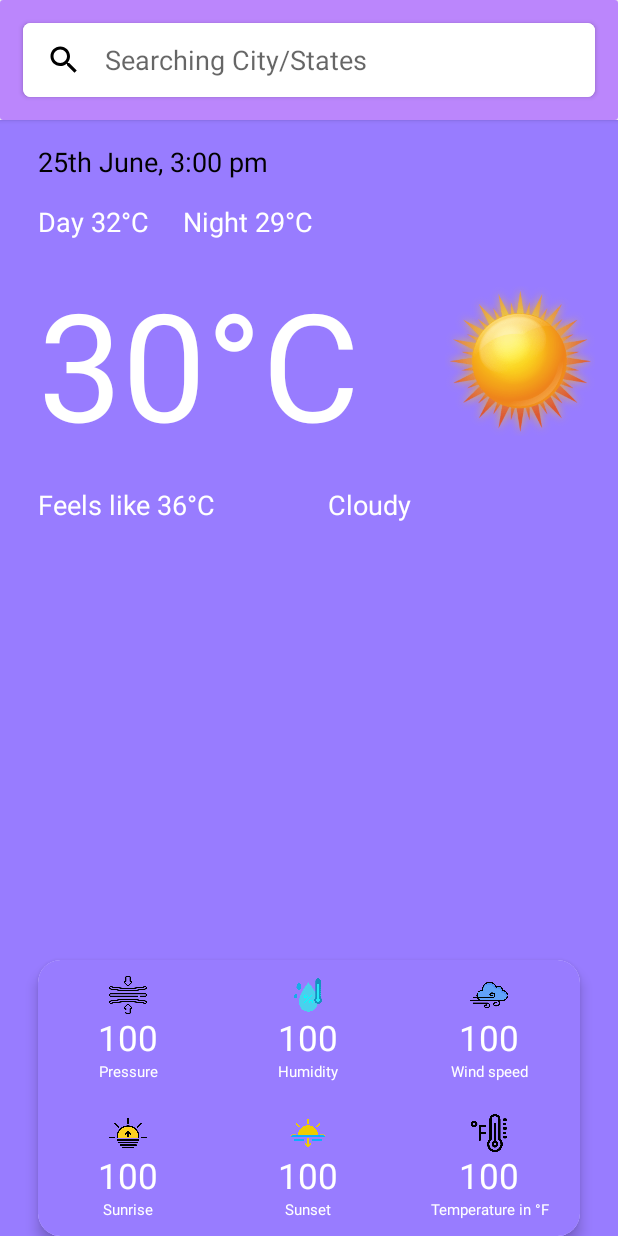
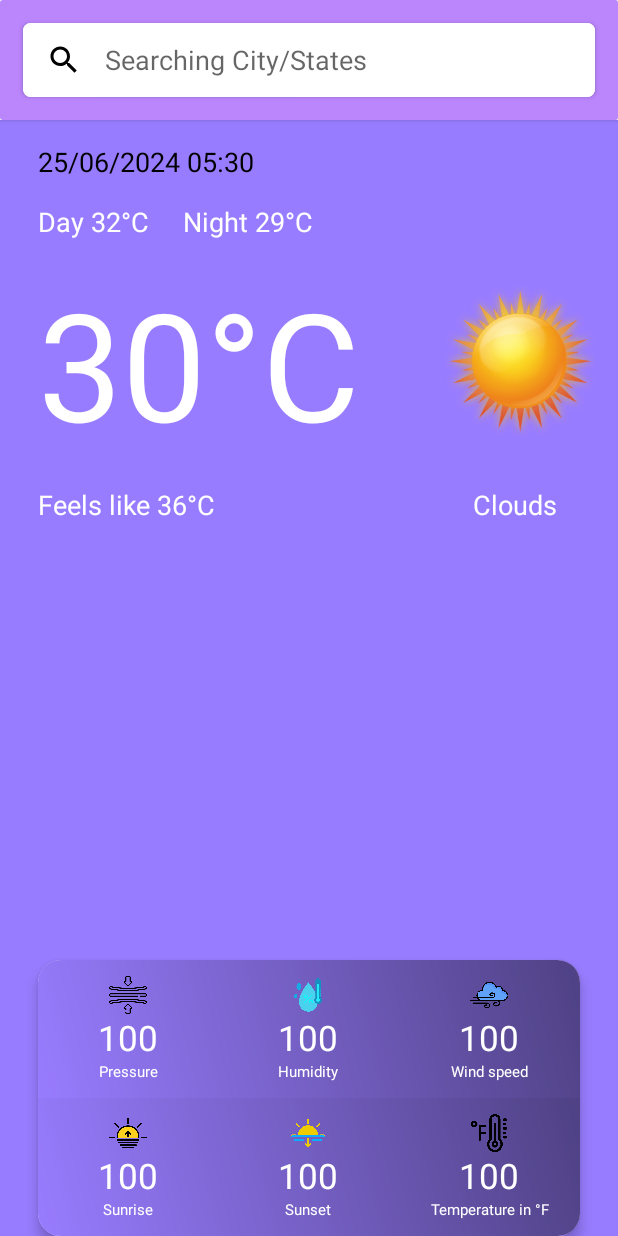
Before and after one commit to 1948dj942/21521790_Weather_App_Mobile_Final_Project_BCU, an Android app: the screen it shows after launch (MainActivity), on a phone screen of 412 x 824 dp. Run offline under Robolectric (Android 15) with nearby library versions, the phone set to English and light mode, and no system bars; our stand-ins replace data binding; 4 statements that could not run were skipped.

Commit message:
MainActivity.kt

```diff
--- a/app/src/main/res/layout/activity_main.xml
+++ b/app/src/main/res/layout/activity_main.xml
@@ -1,8 +1,8 @@
 <?xml version="1.0" encoding="utf-8" ?>
 <layout xmlns:android="http://schemas.android.com/apk/res/android"
     xmlns:app="http://schemas.android.com/apk/res-auto"
-    xmlns:tools="http://schemas.android.com/tools">
-
+    xmlns:tools="http://schemas.android.com/tools"
+    >
     <RelativeLayout
         android:layout_width="match_parent"
         android:layout_height="match_parent"
@@ -12,7 +12,7 @@
             android:layout_width="wrap_content"
             android:layout_height="wrap_content"
             android:id="@+id/pb_loading"
-            android:visibility="gone"
+            android:visibility="visible"
             android:layout_centerInParent="true"/>
 
         <RelativeLayout
@@ -43,6 +43,7 @@
                             android:layout_width="match_parent"
                             android:layout_height="match_parent"
                             android:id="@+id/et_get_city_name"
+                            android:autofillHints=""
                             android:hint="@string/search_places"
                             android:drawableStart="@drawable/ic_baseline_search_24"
                             android:drawablePadding="@dimen/padding_large"
@@ -115,30 +116,6 @@
                                 android:textSize="@dimen/text_large"
                                 android:text="@string/night"/>
 
-                            <!--
-                                                     <TextView
-                                                         android:layout_width="match_parent"
-                                                         android:layout_height="wrap_content"
-                                                         android:id="@+id/tv_latitude"
-                                                         android:layout_weight="3"
-                                                         android:text="Latitude: "
-                                                         android:textColor="@color/black"
-                                                         android:padding="@dimen/padding_large"
-                                                         android:textSize="@dimen/text_large">
-                                                     </TextView>
-
-                                                     <TextView
-                                                         android:layout_width="match_parent"
-                                                         android:layout_height="wrap_content"
-                                                         android:id="@+id/tv_longitude"
-                                                         android:layout_weight="3"
-                                                         android:text="Longitude: "
-                                                         android:textColor="@color/black"
-                                                         android:padding="@dimen/padding_large"
-                                                         android:textSize="@dimen/text_large">
-                                                     </TextView>
-                            --> <!--testing location request-->
-
                         </LinearLayout><!--. max and min temp-->
 
                         <LinearLayout
@@ -146,6 +123,7 @@
                             android:layout_height="wrap_content"
                             android:layout_marginTop="@dimen/padding_large"
                             android:orientation="horizontal">
+
 
                             <TextView
                                 android:layout_width="0dp"
@@ -187,7 +165,7 @@
                                 android:layout_width="match_parent"
                                 android:layout_height="wrap_content"
                                 android:id="@+id/tv_weather_status"
-                                android:layout_weight="1"
+                                android:layout_weight="3"
                                 android:textColor="@color/white"
                                 android:textSize="@dimen/text_large"
                                 android:text="@string/weather_status"/>
@@ -220,7 +198,7 @@
                             android:layout_height="wrap_content"
                             android:id="@+id/ll_main_bg_above"
                             android:layout_marginTop="0dp"
-                            android:background="@color/snow"
+                            android:background="@drawable/snow_bg"
                             android:orientation="horizontal">
 
                             <RelativeLayout
@@ -349,7 +327,7 @@
                             android:layout_height="wrap_content"
                             android:id="@+id/ll_main_bg_below"
                             android:layout_marginTop="0dp"
-                            android:background="@color/snow"
+                            android:background="@drawable/snow_bg"
                             android:orientation="horizontal">
 
                             <RelativeLayout
--- a/app/src/main/res/values/strings.xml
+++ b/app/src/main/res/values/strings.xml
@@ -2,7 +2,7 @@
     <string name="app_name">21521790_Weather_App_Mobile_Final_Project_BCU</string>
 
     <string name="search_places">Searching City/States</string>
-    <string name="date">25th June, 3:00 pm</string>
+    <string name="date">25/06/2024 05:30</string>
     <string name="default_numbers">100</string>
     <string name="pressure">Pressure</string>
     <string name="max_temp">Max temperature</string>
@@ -14,7 +14,7 @@
     <string name="night">Night 29°C</string>
     <string name="main_temp">30°C</string>
     <string name="feels_alike">Feels like 36°C</string>
-    <string name="weather_status">Cloudy</string>
+    <string name="weather_status">Clouds</string>
     <string name="sunrise">Sunrise</string>
     <string name="sunset">Sunset</string>
 
```
Also changed, not shown: app/build.gradle.kts (+4 -3 lines), app/src/main/java/com/example/a21521790_weather_app_mobile_final_project_bcu/MainActivity.kt (+46 -46 lines).
